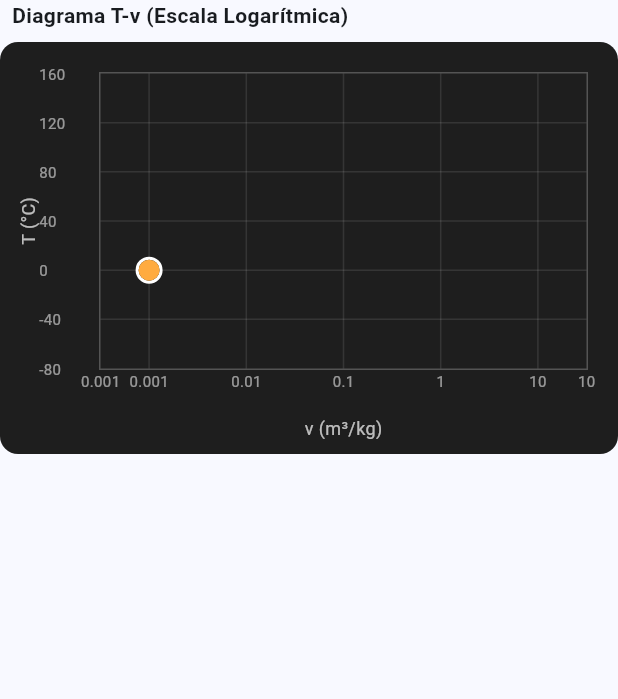
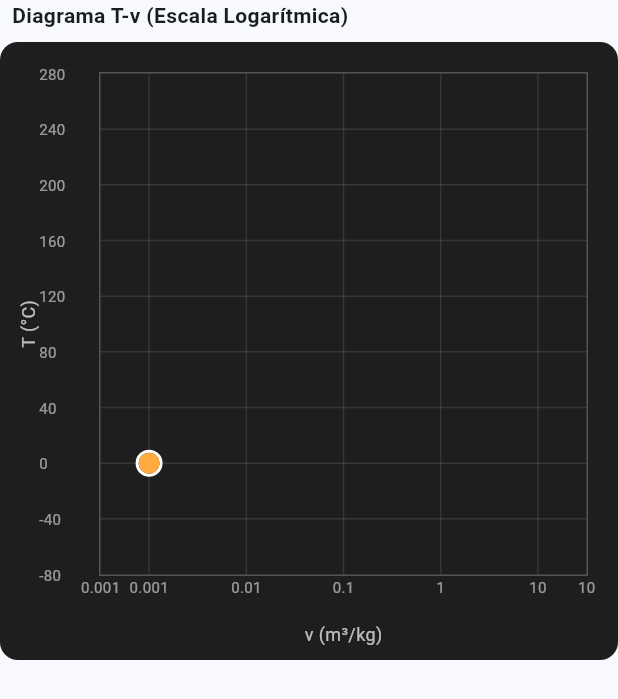
Before and after one commit to Rodrigo-PalaciosL/termo_app, a Flutter app: the TvDiagram widget shown alone on an empty page, opened directly with empty values, on a phone screen of 412 x 824 dp. Shown: the top 699 px of the screen. Run offline on Flutter 3.47's test engine with Material 3 defaults, Android fonts, the phone set to English and light mode, and no system bars; drawn by our look-alikes of fl_chart; project files that could hold a hidden picture were left out.

Commit message:
Estilo de diagrama

```diff
--- a/lib/main.dart
+++ b/lib/main.dart
@@ -380,7 +380,7 @@ class _MainScreenState extends State<MainScreen> with SingleTickerProviderStateM
                   ),
               ],
             ),
-            const SizedBox(height: 16),
+            const SizedBox(height: 32),
 
             ElevatedButton.icon(
               onPressed: _calcular,
@@ -400,6 +400,7 @@ class _MainScreenState extends State<MainScreen> with SingleTickerProviderStateM
                 currentV: _resultado!.v,
                 currentT: _resultado!.t,
               ),
+              const SizedBox(height: 32),
             ],
           ],
         ),
--- a/lib/src/presentation/widgets/tv_diagram.dart
+++ b/lib/src/presentation/widgets/tv_diagram.dart
@@ -48,7 +48,7 @@ class TvDiagram extends StatelessWidget {
           ),
         ),
         AspectRatio(
-          aspectRatio: 1.5,
+          aspectRatio: 1.0,
           child: Container(
             padding: const EdgeInsets.fromLTRB(10, 20, 20, 10),
             decoration: BoxDecoration(
@@ -121,7 +121,7 @@ class TvDiagram extends StatelessWidget {
                 minX: -3.5,
                 maxX: 1.5,
                 minY: -80,
-                maxY: 160,
+                maxY: 280,
                 lineBarsData: [
                   // 1. El Domo de Saturación (Campana Simétrica)
                   LineChartBarData(
```
